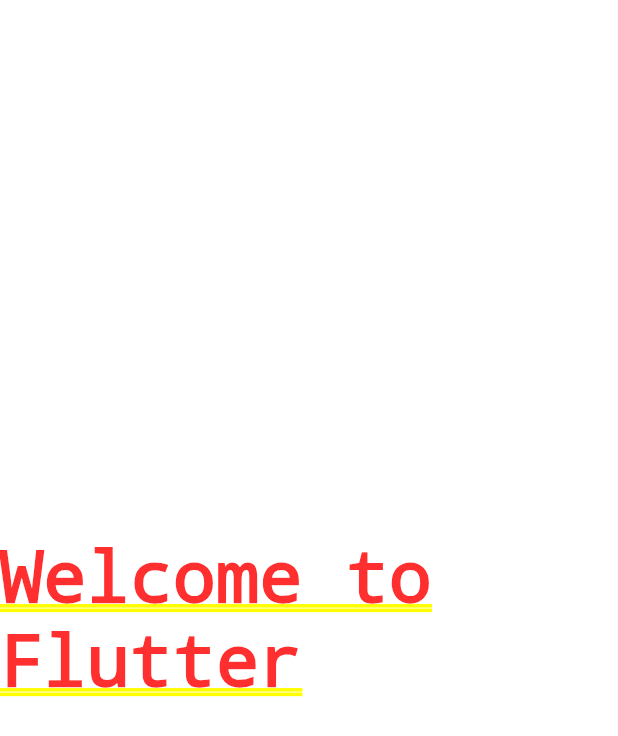
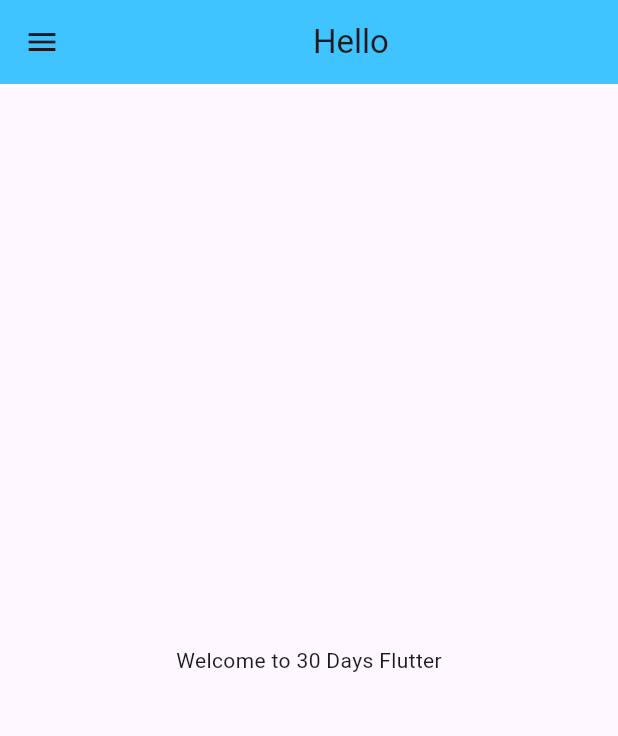
Before and after one commit to ZahoorAhmed008/flutter_work, a Flutter app: the screen it shows after launch, on a phone screen of 412 x 824 dp. Shown: the top 736 px of the screen. Run offline on Flutter 3.47's test engine with Material 3 defaults, Android fonts, the phone set to English and light mode, and no system bars.

Commit message:
first commit

```diff
--- /dev/null
+++ b/lib/HomePage.dart
@@ -0,0 +1,21 @@
+import 'package:flutter/material.dart';
+
+class Homepage extends StatelessWidget {
+  const Homepage({super.key});
+
+  @override
+  Widget build(BuildContext context) {
+    return Scaffold(
+      appBar: AppBar(
+        title: Center(child: Text("Hello")),
+        backgroundColor: Colors.lightBlueAccent,
+      ),
+      body: Center(
+        child: Container(
+          child: Text("Welcome to 30 Days Flutter"),
+        ),
+      ),
+      drawer:Drawer() ,
+    );
+  }
+}
--- a/lib/main.dart
+++ b/lib/main.dart
@@ -1,21 +1,17 @@
 import 'package:flutter/material.dart';
+import 'package:flutter_work/HomePage.dart';
 
 void main() {
   runApp(MyApp());
 }
 
 class MyApp extends StatelessWidget {
-  const MyApp({super.key});
-
   @override
   Widget build(BuildContext context) {
+    int days = 30;
     return MaterialApp(
       debugShowCheckedModeBanner: false,
-      home: Center(
-        child: Container(
-          child: Text("Welcome to Flutter"),
-        ),
-      ),
+   home: Homepage(),
     );
   }
 }
```
Also changed, not shown: 1 other file.
